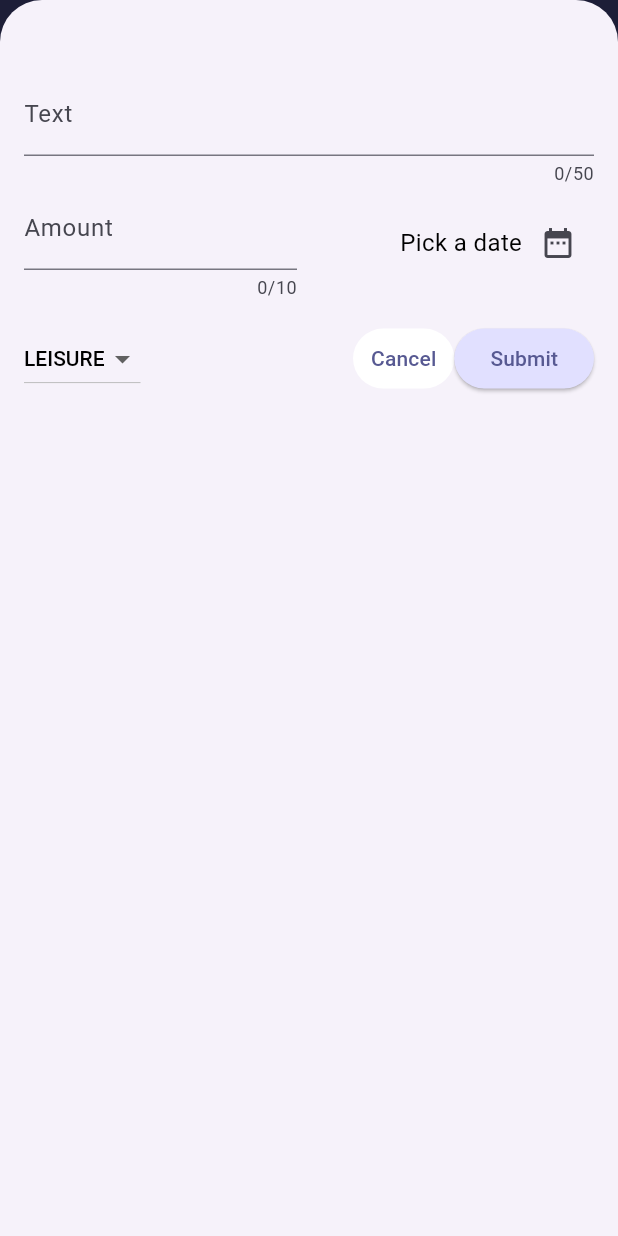
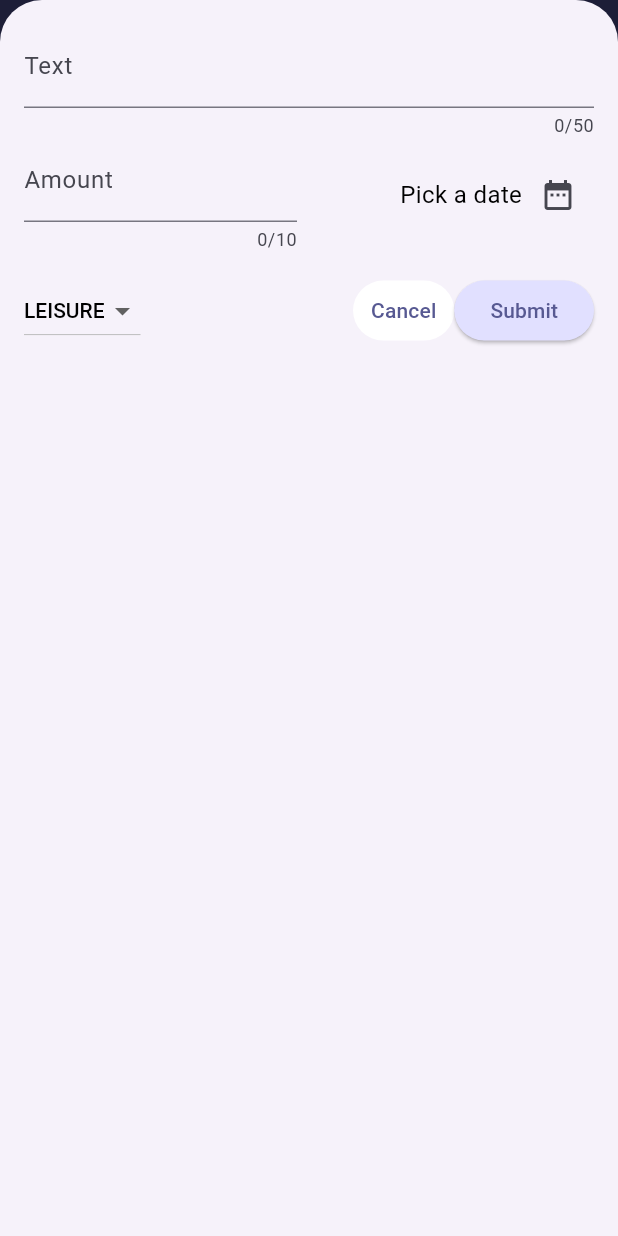
Before and after one commit to BilalDurmus08/expense_tracker_app, a Flutter app: the screen it shows after launch, after a tap on the "add" icon, on a phone screen of 412 x 824 dp. Run offline on Flutter 3.47's test engine with Material 3 defaults, Android fonts, the phone set to English and light mode, and no system bars.

Commit message:
final commit

```diff
--- a/lib/main.dart
+++ b/lib/main.dart
@@ -1,12 +1,18 @@
 import 'package:flutter/material.dart';
+//import 'package:flutter/services.dart';
+
 import 'package:expense_tracker/widgets/expenses.dart';
 
 var kColorScheme =
     ColorScheme.fromSeed(seedColor: const Color.fromARGB(255, 62, 64, 134));
 var kDarkColorScheme =
-    ColorScheme.fromSeed(seedColor:const Color.fromARGB(255, 18, 64, 53));
+    ColorScheme.fromSeed(seedColor: const Color.fromARGB(255, 18, 64, 53));
 
 void main() {
+/*  WidgetsFlutterBinding.ensureInitialized(); //should app rotate or not ?
+  SystemChrome.setPreferredOrientations(
+    [DeviceOrientation.portraitUp],
+  ).then((value) {*/
     runApp(
       MaterialApp(
         darkTheme: ThemeData.dark().copyWith(
@@ -62,4 +68,5 @@ void main() {
         home: const Expenses(),
       ),
     );
+ // });
 }
--- a/lib/widgets/expenses.dart
+++ b/lib/widgets/expenses.dart
@@ -3,6 +3,7 @@ import 'package:expense_tracker/model/expense.dart';
 import 'package:expense_tracker/widgets/expenses_list/expenses_list.dart';
 import 'package:expense_tracker/widgets/new_expense.dart';
 import 'package:expense_tracker/widgets/chart/chart.dart';
+import 'package:flutter/widgets.dart';
 
 class Expenses extends StatefulWidget {
   const Expenses({super.key});
@@ -31,6 +32,7 @@ class _Expenses extends State<Expenses> {
   void _opedAddExpenseOverlay() {
     //with this we opened different page. Trust me it is different !!
     showModalBottomSheet(
+      useSafeArea: true, //With that we avoid error about phone's camera space.
       isScrollControlled: true,
       context: context,
       builder: (ctx) {
@@ -72,6 +74,9 @@ class _Expenses extends State<Expenses> {
 
   @override
   Widget build(BuildContext context) {
+    final width = MediaQuery.of(context)
+        .size
+        .width; //I took the widht value of the screen.
     Widget mainContent = const Center(
       child: Column(children: [
         SizedBox(
@@ -93,12 +98,19 @@ class _Expenses extends State<Expenses> {
         IconButton(
             onPressed: _opedAddExpenseOverlay, icon: const Icon(Icons.add)),
       ]),
-      body: Column(
-        children: [
-          Chart(expenses: _registeredExpenses),
-          mainContent,
-        ],
-      ),
+      body: width < 600
+          ? Column(
+              children: [
+                Chart(expenses: _registeredExpenses),
+                mainContent,
+              ],
+            )
+          : Row(
+              children: [
+                Expanded(child: Chart(expenses: _registeredExpenses)),
+                Expanded(child: mainContent),
+              ],
+            ),
     );
   }
 }
--- a/lib/widgets/new_expense.dart
+++ b/lib/widgets/new_expense.dart
@@ -75,8 +75,14 @@ class _NewExpenseState extends State<NewExpense> {
 
   @override
   Widget build(BuildContext context) {
-    return Padding(
-      padding: const EdgeInsets.fromLTRB(16, 48, 16, 16),
+    final keyboardSpace = MediaQuery.of(context)
+        .viewInsets
+        .bottom; //With this, when we open the keyboard. We can scroll the page.
+    return SizedBox(
+      height: double.infinity,
+      child: SingleChildScrollView(
+        child: Padding(
+          padding: EdgeInsets.fromLTRB(16, 16, 16, 16 + keyboardSpace),
           child: Column(
             children: [
               TextField(
@@ -127,7 +133,8 @@ class _NewExpenseState extends State<NewExpense> {
               Row(
                 children: [
                   DropdownButton(
-                  style: const TextStyle(color: Colors.black, fontWeight: FontWeight.w500),
+                      style: const TextStyle(
+                          color: Colors.black, fontWeight: FontWeight.w500),
                       value: _selectedCategory,
                       items: Category.values
                           .map(
@@ -164,6 +171,8 @@ class _NewExpenseState extends State<NewExpense> {
               ),
             ],
           ),
+        ),
+      ),
     );
   }
 }
```
Lines whose indentation alone changed are shown as unchanged.
